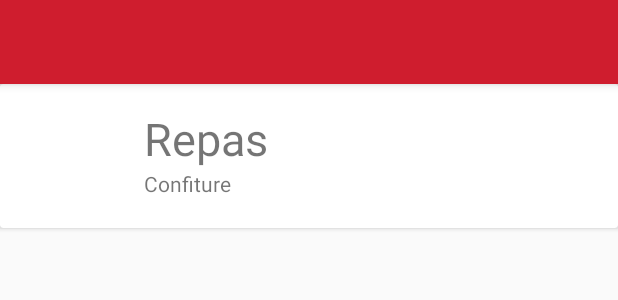
After one commit to Dams-O/MyDietKotlin, an Android app: the layout app_bar_stats.xml on its own in the app's theme, with its tools: preview values and no code run, on a phone screen of 412 x 824 dp. The commit adds this screen. Shown: the top 300 px of the screen. Run offline under Robolectric (Android 15) with nearby library versions, the phone set to English and light mode, and no system bars.

Commit message:
Ajout des éléments de Nav et visuel pour StatsActivity

```diff
--- a/app/src/main/res/layout/activity_stats_content.xml
+++ b/app/src/main/res/layout/activity_stats_content.xml
@@ -6,6 +6,7 @@
         android:layout_width="match_parent"
         android:layout_height="match_parent"
         app:layout_behavior="@string/appbar_scrolling_view_behavior"
+        tools:showIn="@layout/app_bar_stats"
         tools:context=".StatsActivity">
 
 <LinearLayout xmlns:android="http://schemas.android.com/apk/res/android"
--- /dev/null
+++ b/app/src/main/res/layout/app_bar_stats.xml
@@ -0,0 +1,26 @@
+<?xml version="1.0" encoding="utf-8"?>
+<androidx.coordinatorlayout.widget.CoordinatorLayout
+        xmlns:android="http://schemas.android.com/apk/res/android"
+        xmlns:app="http://schemas.android.com/apk/res-auto"
+        xmlns:tools="http://schemas.android.com/tools"
+        android:layout_width="match_parent"
+        android:layout_height="match_parent"
+        tools:context=".MainActivity">
+
+    <com.google.android.material.appbar.AppBarLayout
+            android:layout_height="wrap_content"
+            android:layout_width="match_parent"
+            android:theme="@style/AppTheme.AppBarOverlay">
+
+        <androidx.appcompat.widget.Toolbar
+                android:id="@+id/toolbar"
+                android:layout_width="match_parent"
+                android:layout_height="?attr/actionBarSize"
+                android:background="@color/colorBanniere"
+                app:popupTheme="@style/AppTheme.PopupOverlay"/>
+
+    </com.google.android.material.appbar.AppBarLayout>
+
+    <include layout="@layout/activity_stats_content"/>
+
+</androidx.coordinatorlayout.widget.CoordinatorLayout>
```
Also changed, not shown: app/src/main/java/com/deams/ynovmydiet/StatsActivity.kt (+50 -1 lines), app/src/main/res/layout/activity_stats.xml (+14 -0 lines).
